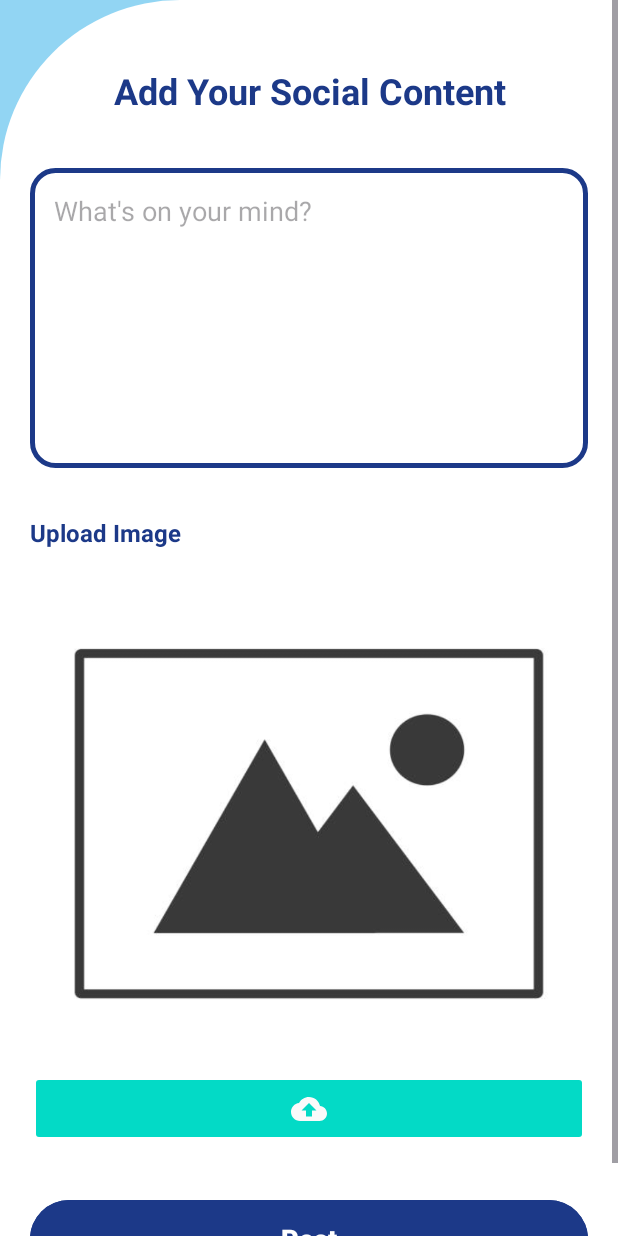
After one commit to assignment-sets/sih2024_alumni, an Android app: the CreateSocialPostFormScreen screen opened directly, with no data from a screen before it, on a phone screen of 412 x 824 dp. The commit adds this screen. Run offline under Robolectric (Android 15) with nearby library versions, the phone set to English and light mode, and no system bars.

Commit message:
created frontend for social posts and fixed styling

```diff
--- /dev/null
+++ b/app/src/main/java/com/example/alumnihub/activities/CreateSocialPostFormScreen.java
@@ -0,0 +1,35 @@
+package com.example.alumnihub.activities;
+
+import android.os.Bundle;
+import android.view.View;
+
+import androidx.activity.EdgeToEdge;
+import androidx.appcompat.app.AppCompatActivity;
+import androidx.core.content.ContextCompat;
+import androidx.core.graphics.Insets;
+import androidx.core.view.ViewCompat;
+import androidx.core.view.WindowInsetsCompat;
+
+import com.example.alumnihub.R;
+
+public class CreateSocialPostFormScreen extends AppCompatActivity {
+
+    @Override
+    protected void onCreate(Bundle savedInstanceState) {
+        super.onCreate(savedInstanceState);
+        setContentView(R.layout.activity_create_social_post_form_screen);
+
+        // Change the status bar color
+        if (android.os.Build.VERSION.SDK_INT >= android.os.Build.VERSION_CODES.LOLLIPOP) {
+            getWindow().setStatusBarColor(ContextCompat.getColor(this, R.color.bgSplashScreen));
+        }
+
+        View rootView = findViewById(android.R.id.content);
+        ViewCompat.setOnApplyWindowInsetsListener(rootView, (v, insets) -> {
+            Insets systemInsets = insets.getInsets(WindowInsetsCompat.Type.systemBars());
+            v.setPadding(systemInsets.left, systemInsets.top, systemInsets.right, systemInsets.bottom);
+            return WindowInsetsCompat.CONSUMED;
+        });
+
+    }
+}
--- a/app/src/main/res/layout/activity_additional_details_form_screen.xml
+++ b/app/src/main/res/layout/activity_additional_details_form_screen.xml
@@ -5,6 +5,7 @@
     android:layout_width="match_parent"
     android:layout_height="match_parent"
     android:background="@color/bgSplashScreen"
+    android:fillViewport="true"
     tools:context=".activities.AdditionalDetailsFormScreen">
 
     <androidx.constraintlayout.widget.ConstraintLayout
@@ -18,6 +19,7 @@
             android:id="@+id/heading"
             android:layout_width="0dp"
             android:layout_height="wrap_content"
+            android:layout_marginTop="24dp"
             android:layout_marginBottom="24dp"
             android:gravity="center"
             android:text="Tell Us About Yourself"
@@ -32,7 +34,7 @@
             android:id="@+id/full_name"
             android:layout_width="0dp"
             android:layout_height="wrap_content"
-            android:layout_marginTop="24dp"
+            android:layout_marginTop="36dp"
             android:background="@drawable/textfields_background"
             android:hint="Full Name"
             android:inputType="textPersonName"
--- /dev/null
+++ b/app/src/main/res/layout/activity_create_social_post_form_screen.xml
@@ -0,0 +1,101 @@
+<?xml version="1.0" encoding="utf-8"?>
+<ScrollView xmlns:android="http://schemas.android.com/apk/res/android"
+    xmlns:app="http://schemas.android.com/apk/res-auto"
+    xmlns:tools="http://schemas.android.com/tools"
+    android:layout_width="match_parent"
+    android:layout_height="match_parent"
+    android:background="@color/bgSplashScreen"
+    android:fillViewport="true"
+    tools:context=".activities.CreateSocialPostFormScreen">
+
+    <androidx.constraintlayout.widget.ConstraintLayout
+        android:id="@+id/main"
+        android:layout_width="match_parent"
+        android:layout_height="match_parent"
+        android:background="@drawable/bg_login"
+        android:padding="20dp">
+
+        <!-- Heading -->
+        <TextView
+            android:id="@+id/heading"
+            android:layout_width="0dp"
+            android:layout_height="wrap_content"
+            android:layout_marginTop="24dp"
+            android:layout_marginBottom="28dp"
+            android:gravity="center"
+            android:text="Add Your Social Content"
+            android:textColor="@color/darkBlue"
+            android:textSize="24sp"
+            android:textStyle="bold"
+            app:layout_constraintEnd_toEndOf="parent"
+            app:layout_constraintStart_toStartOf="parent"
+            app:layout_constraintTop_toTopOf="parent" />
+
+        <!-- Caption -->
+        <EditText
+            android:id="@+id/caption"
+            android:layout_width="0dp"
+            android:layout_height="200dp"
+            android:layout_marginTop="35dp"
+            android:background="@drawable/textfields_background"
+            android:hint="What's on your mind?"
+            android:inputType="textMultiLine"
+            android:gravity="top"
+            android:padding="16dp"
+            app:layout_constraintEnd_toEndOf="parent"
+            app:layout_constraintStart_toStartOf="parent"
+            app:layout_constraintTop_toBottomOf="@id/heading" />
+
+        <!-- Image URL -->
+        <TextView
+            android:id="@+id/image_url_label"
+            android:layout_width="0dp"
+            android:layout_height="wrap_content"
+            android:layout_marginTop="32dp"
+            android:text="Upload Image"
+            android:textColor="@color/darkBlue"
+            android:textSize="16sp"
+            android:textStyle="bold"
+            app:layout_constraintEnd_toEndOf="parent"
+            app:layout_constraintStart_toStartOf="parent"
+            app:layout_constraintTop_toBottomOf="@id/caption" />
+
+        <!-- ImageView to display uploaded image -->
+        <ImageView
+            android:id="@+id/uploaded_image"
+            android:layout_width="0dp"
+            android:layout_height="300dp"
+            android:layout_marginTop="24dp"
+            android:scaleType="centerInside"
+            android:background="@drawable/img_placeholder_2"
+            app:layout_constraintEnd_toEndOf="parent"
+            app:layout_constraintStart_toStartOf="parent"
+            app:layout_constraintTop_toBottomOf="@id/image_url_label" />
+
+        <ImageButton
+            android:id="@+id/upload_image_btn"
+            android:layout_width="0dp"
+            android:layout_height="50dp"
+            android:layout_marginTop="24dp"
+            android:backgroundTint="@color/design_default_color_secondary"
+            android:contentDescription="upload_image"
+            android:src="@drawable/baseline_cloud_upload_24"
+            app:layout_constraintEnd_toEndOf="parent"
+            app:layout_constraintStart_toStartOf="parent"
+            app:layout_constraintTop_toBottomOf="@id/uploaded_image" />
+
+        <!-- Submit Button -->
+        <Button
+            android:id="@+id/submit_btn"
+            android:layout_width="0dp"
+            android:layout_height="60dp"
+            android:layout_marginTop="32dp"
+            android:backgroundTint="@color/darkBlue"
+            android:text="Post"
+            android:textSize="18sp"
+            android:textStyle="bold"
+            app:layout_constraintEnd_toEndOf="parent"
+            app:layout_constraintStart_toStartOf="parent"
+            app:layout_constraintTop_toBottomOf="@id/upload_image_btn" />
+    </androidx.constraintlayout.widget.ConstraintLayout>
+</ScrollView>
```
Also changed, not shown: app/src/main/AndroidManifest.xml (+8 -3 lines), app/src/main/java/com/example/alumnihub/activities/AdditionalDetailsFormScreen.java (+12 -7 lines), app/src/main/java/com/example/alumnihub/activities/CreateEventPostFormScreen.java (+12 -7 lines), app/src/main/java/com/example/alumnihub/activities/TestScreen.java (+1 -71 lines), app/src/main/res/layout/activity_create_event_post_form_screen.xml (+12 -10 lines), app/src/main/res/drawable/image_placeholder.jpg (added), app/src/main/res/drawable/img_placeholder_2.jpg (added).
